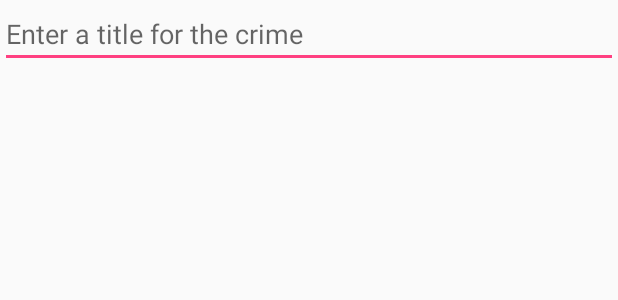
After one commit to huxiaoliu/Criminal, an Android app: the layout fragment_crime.xml on its own in the app's theme, with its tools: preview values and no code run, on a phone screen of 412 x 824 dp. The commit adds this screen. Shown: the top 300 px of the screen. Run offline under Robolectric (Android 15) with nearby library versions, the phone set to English and light mode, and no system bars.

Commit message:
UI fragment 与fragment管理器

```diff
--- /dev/null
+++ b/app/src/main/res/layout/fragment_crime.xml
@@ -0,0 +1,15 @@
+<?xml version="1.0" encoding="utf-8"?>
+<LinearLayout xmlns:android="http://schemas.android.com/apk/res/android"
+              android:layout_width="match_parent"
+              android:orientation="vertical"
+              android:layout_height="match_parent">
+
+    <EditText
+        android:id="@+id/crime_title"
+        android:layout_width="match_parent"
+        android:layout_height="wrap_content"
+        android:hint="@string/crime_title_hint"
+        />
+
+
+</LinearLayout>
--- a/app/src/main/res/values/strings.xml
+++ b/app/src/main/res/values/strings.xml
@@ -1,3 +1,4 @@
 <resources>
     <string name="app_name">Criminal</string>
+    <string name="crime_title_hint">Enter a title for the crime</string>
 </resources>
```
Also changed, not shown: app/src/main/AndroidManifest.xml (+11 -6 lines), app/src/main/java/criminal/criminal/MainActivity.java (deleted, +0 -13 lines), app/src/main/java/criminal/criminal/activity/CrimeActivity.java (added, +32 -0 lines), app/src/main/java/criminal/criminal/fragment/CrimeFragment.java (added, +70 -0 lines), app/src/main/java/criminal/criminal/model/Crime.java (added, +26 -0 lines), app/src/main/res/layout/activity_crime.xml (added, +7 -0 lines), app/src/main/res/layout/activity_main.xml (deleted, +0 -17 lines), 1 other file.
